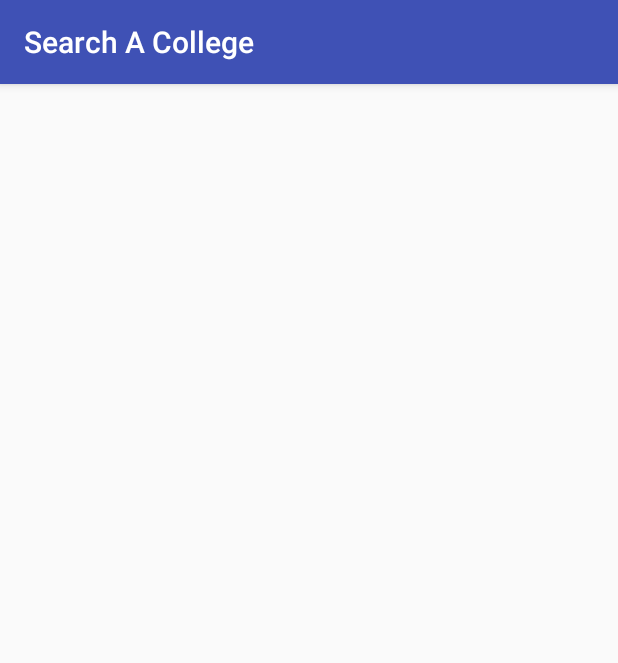
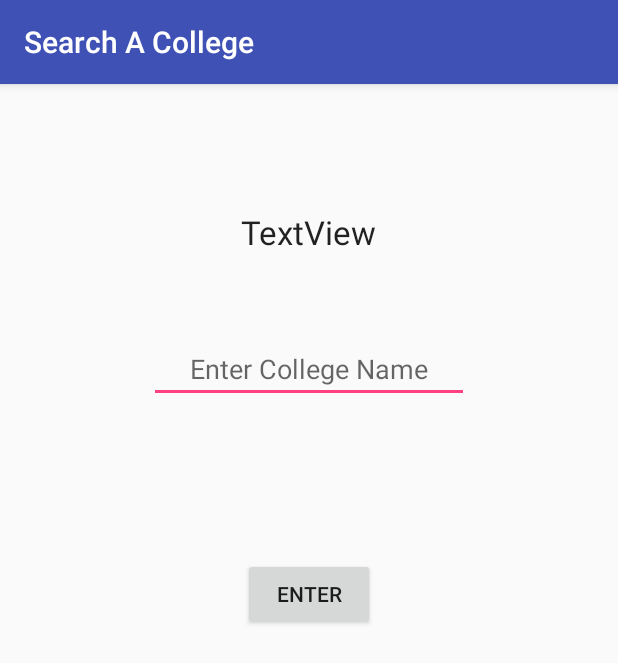
Before and after one commit to Abdulkadir98/EverythingCollege, an Android app: the searchActivity screen opened directly, with no data from a screen before it, on a phone screen of 412 x 824 dp. Shown: the top 663 px of the screen. Run offline under Robolectric (Android 15) with nearby library versions, the phone set to English and light mode, and no system bars.

Commit message:
added search not correctly working

```diff
--- a/app/src/main/AndroidManifest.xml
+++ b/app/src/main/AndroidManifest.xml
@@ -35,7 +35,8 @@
             android:label="Scholarships" />
         <activity android:name=".MainActivity" />
         <activity android:name=".stateActivity" />
-        <activity android:name=".states_intro"></activity>
+        <activity android:name=".states_intro" />
+        <activity android:name=".SearchResult"></activity>
     </application>
 
 </manifest>
--- a/app/src/main/java/com/example/hp/main/SplashScreen.java
+++ b/app/src/main/java/com/example/hp/main/SplashScreen.java
@@ -15,7 +15,7 @@ public class SplashScreen extends AppCompatActivity {
             @Override
             public void run() {
                 try {
-                    sleep(3000);
+                    sleep(1000);
                     Intent intent= new Intent(getApplicationContext(),MainActivity.class);
                     startActivity(intent);
                 } catch (InterruptedException e) {
--- a/app/src/main/java/com/example/hp/main/searchActivity.java
+++ b/app/src/main/java/com/example/hp/main/searchActivity.java
@@ -1,14 +1,36 @@
 package com.example.hp.main;
 
+import android.content.Intent;
 import android.support.v7.app.AppCompatActivity;
 import android.os.Bundle;
+import android.view.View;
+import android.widget.Button;
+import android.widget.EditText;
 
 public class searchActivity extends AppCompatActivity {
+    private EditText enterCollegeName;
+    private String mcollgeName;
+
 
     @Override
     protected void onCreate(Bundle savedInstanceState) {
         super.onCreate(savedInstanceState);
         setContentView(R.layout.activity_search);
+        Button EnterBt =(Button)findViewById(R.id.Enter);
+        enterCollegeName = (EditText)findViewById(R.id.College);
+        if(EnterBt!= null){
+            EnterBt.setOnClickListener(new View.OnClickListener() {
+                @Override
+                public void onClick(View view) {
+                    mcollgeName = enterCollegeName.getText().toString();
+
+                    Intent intent = new Intent(searchActivity.this, SearchResult.class);
+
+                    intent.putExtra("name", mcollgeName);
+                    startActivity(intent);
+                }
+            });
+        }
 
         //TODO INCLUDE PLACEHOLDER DATA.
 
--- a/app/src/main/java/com/example/hp/main/topHundredActivity.java
+++ b/app/src/main/java/com/example/hp/main/topHundredActivity.java
@@ -44,6 +44,7 @@ public class topHundredActivity extends AppCompatActivity {
         top100.add(new topHundred(23,"Delhi University","Delhi"));
         top100.add(new topHundred(24,"Manipal University","Manipal"));
         top100.add(new topHundred(25,"Amrita University","Coimbatore"));
+
         topHundreduniversitiesAdapter Adapter = new topHundreduniversitiesAdapter(this,top100);
 
         ListView listView = (ListView)findViewById(R.id.list);
--- a/app/src/main/res/layout/activity_search.xml
+++ b/app/src/main/res/layout/activity_search.xml
@@ -9,4 +9,34 @@
     android:paddingTop="@dimen/activity_vertical_margin"
     tools:context="com.example.hp.main.searchActivity">
 
+    <TextView
+        android:text="TextView"
+        android:layout_width="wrap_content"
+        android:layout_height="wrap_content"
+        android:layout_marginTop="68dp"
+        android:id="@+id/textView2"
+        tools:text="Enter College Name:"
+        android:textAppearance="@style/TextAppearance.AppCompat.Large"
+        android:layout_alignParentTop="true"
+        android:layout_centerHorizontal="true" />
+
+    <EditText
+        android:layout_width="wrap_content"
+        android:layout_height="wrap_content"
+        android:inputType="text"
+        android:ems="10"
+        android:layout_below="@+id/textView2"
+        android:layout_centerHorizontal="true"
+        android:layout_marginTop="54dp"
+        android:id="@+id/College"
+        android:hint="     Enter College Name" />
+
+    <Button
+        android:text="Enter"
+        android:layout_width="wrap_content"
+        android:layout_height="wrap_content"
+        android:layout_below="@+id/College"
+        android:layout_centerHorizontal="true"
+        android:layout_marginTop="103dp"
+        android:id="@+id/Enter"/>
 </RelativeLayout>
```
Also changed, not shown: app/src/main/java/com/example/hp/main/topHundred.java (+14 -9 lines).
